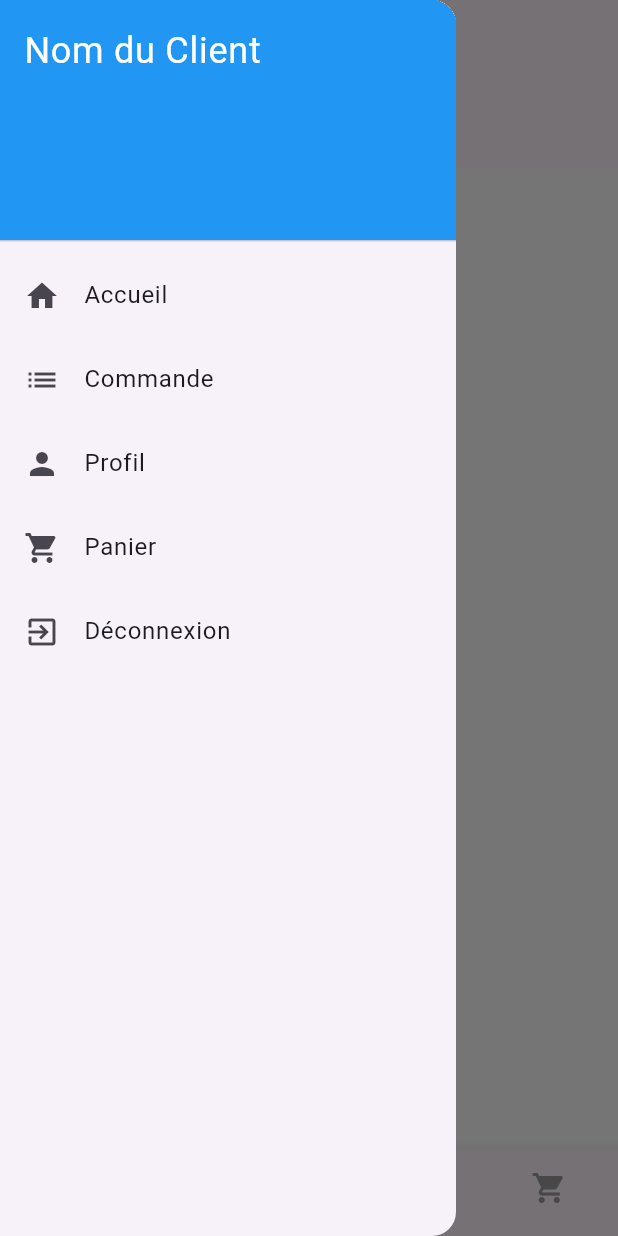
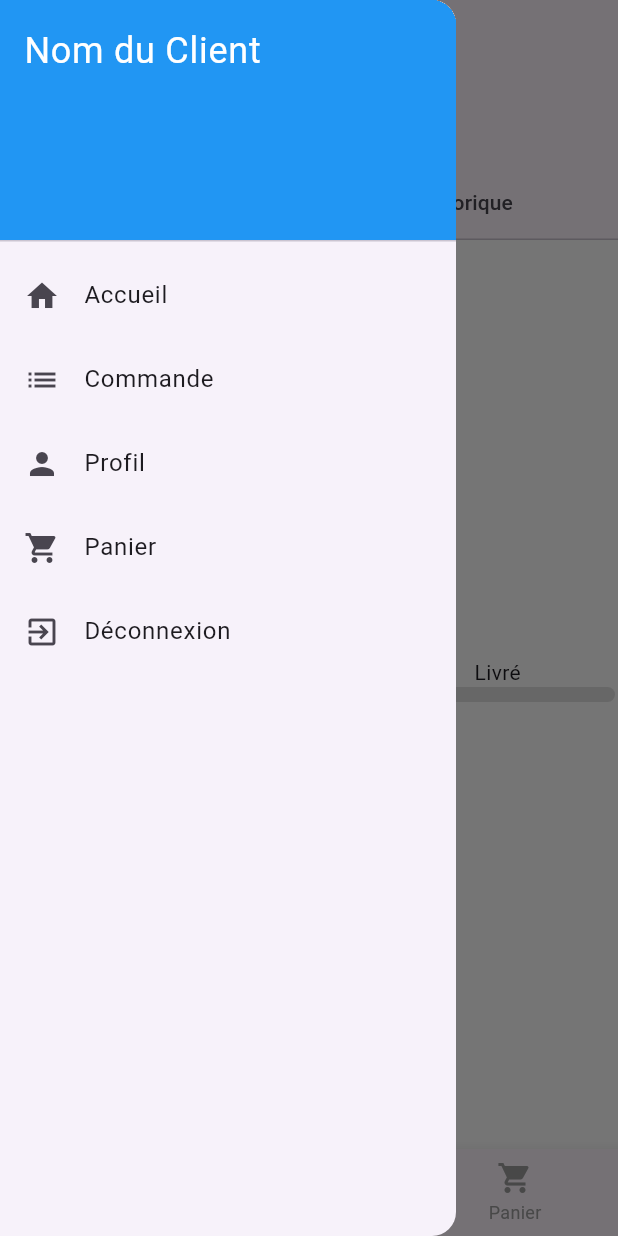
Before and after one commit to O-Vite/O-Vite-monorepo, a Flutter app: the ClientMainPage screen opened directly, item 2 of the bottom bar chosen, with the side drawer open, on a phone screen of 412 x 824 dp. Run offline on Flutter 3.47's test engine with Material 3 defaults, Android fonts, the phone set to English and light mode, and no system bars; our stand-ins replace cached_network_image, carousel_slider, fl_chart, flutter_svg, shared_preferences; missing offline and left inert: jwt_decode; accounts and stored records are empty; network calls fail.

Commit message:
historique des commandes + page suivi de commande

```diff
--- a/flutter/ovite/lib/src/features/client/screens/cartScreen.dart
+++ b/flutter/ovite/lib/src/features/client/screens/cartScreen.dart
@@ -10,7 +10,10 @@ class CartScreen extends StatelessWidget {
       appBar: AppBar(
         title: Text('Votre Panier'),
       ),
-      body: ListView.builder(
+      body: Column(
+        children: [
+          Expanded(
+            child: ListView.builder(
               itemCount: cart.items.length,
               itemBuilder: (ctx, i) {
                 var cartItem = cart.items.values.toList()[i];
@@ -32,6 +35,21 @@ class CartScreen extends StatelessWidget {
                 );
               },
             ),
+          ),
+          Container(
+            padding: EdgeInsets.all(10),
+            child: ElevatedButton(
+              child: Text('Valider le Panier'),
+              onPressed: () {
+                // Logique pour valider le panier
+              },
+              style: ElevatedButton.styleFrom(
+                minimumSize: Size(double.infinity, 50), // Largeur totale
+              ),
+            ),
+          ),
+        ],
+      ),
     );
   }
 }
--- a/flutter/ovite/lib/src/features/client/screens/client_home_page.dart
+++ b/flutter/ovite/lib/src/features/client/screens/client_home_page.dart
@@ -5,6 +5,7 @@ import 'package:ovite/src/features/client/widgets/ClientHomePageContent.dart';
 import 'package:ovite/src/features/client/screens/cartScreen.dart';
 import 'package:ovite/src/shared/user_session.dart';
 import 'package:ovite/src/features/auth/login/login_page.dart';
+import 'package:ovite/src/features/client/screens/suiviCommande.dart';
 
 class ClientMainPage extends StatefulWidget {
   @override
@@ -26,6 +27,7 @@ class _ClientMainPageState extends State<ClientMainPage> {
 
   final List<Widget> _pages = [
     ClientHomePageContent(),
+    CommandesPage(),
     CartScreen(),
   ];
 
@@ -120,7 +122,6 @@ class _ClientMainPageState extends State<ClientMainPage> {
         items: [
           BottomNavigationBarItem(icon: Icon(Icons.home), label: 'Accueil'),
           BottomNavigationBarItem(icon: Icon(Icons.list), label: 'Commande'),
-          BottomNavigationBarItem(icon: Icon(Icons.person), label: 'Profil'),
           BottomNavigationBarItem(
               icon: Icon(Icons.shopping_cart), label: 'Panier'),
           // Ajoutez d'autres items ici si nécessaire
--- /dev/null
+++ b/flutter/ovite/lib/src/features/client/screens/suiviCommande.dart
@@ -0,0 +1,126 @@
+import 'package:flutter/material.dart';
+
+void main() {
+  runApp(MyApp());
+}
+
+class MyApp extends StatelessWidget {
+  @override
+  Widget build(BuildContext context) {
+    return MaterialApp(
+      title: 'Suivi des Commandes',
+      theme: ThemeData(
+        primarySwatch: Colors.blue,
+      ),
+      home: CommandesPage(),
+    );
+  }
+}
+
+class CommandesPage extends StatelessWidget {
+  @override
+  Widget build(BuildContext context) {
+    return DefaultTabController(
+      length: 2,
+      child: Scaffold(
+        appBar: AppBar(
+          title: Text('Suivi des Commandes'),
+          bottom: TabBar(
+            tabs: [
+              Tab(text: 'Suivi'),
+              Tab(text: 'Historique'),
+            ],
+          ),
+        ),
+        body: TabBarView(
+          children: [
+            SuiviCommandesWidget(),
+            HistoriqueCommandesWidget(),
+          ],
+        ),
+      ),
+    );
+  }
+}
+
+class SuiviCommandesWidget extends StatefulWidget {
+  @override
+  _SuiviCommandesWidgetState createState() => _SuiviCommandesWidgetState();
+}
+
+class _SuiviCommandesWidgetState extends State<SuiviCommandesWidget> {
+  int _currentStep = 0;
+
+  @override
+  void initState() {
+    super.initState();
+  }
+
+  @override
+  Widget build(BuildContext context) {
+    return Center(
+      child: Column(
+        mainAxisAlignment: MainAxisAlignment.center,
+        children: [
+          Row(
+            mainAxisAlignment: MainAxisAlignment.spaceEvenly,
+            children: const [
+              Text('Chargement'),
+              Text('Départ'),
+              Text('Livré'),
+            ],
+          ),
+          StepProgressIndicator(
+            totalSteps: 3,
+            currentStep: _currentStep,
+            selectedColor: Colors.blue,
+            unselectedColor: Colors.grey[300]!,
+          ),
+          SizedBox(height: 20),
+        ],
+      ),
+    );
+  }
+}
+
+class StepProgressIndicator extends StatelessWidget {
+  final int totalSteps;
+  final int currentStep;
+  final Color selectedColor;
+  final Color unselectedColor;
+
+  StepProgressIndicator({
+    required this.totalSteps,
+    required this.currentStep,
+    required this.selectedColor,
+    required this.unselectedColor,
+  });
+
+  @override
+  Widget build(BuildContext context) {
+    return Row(
+      children: List.generate(
+        totalSteps,
+        (index) => Expanded(
+          child: Container(
+            height: 10,
+            margin: EdgeInsets.symmetric(horizontal: 2),
+            decoration: BoxDecoration(
+              color: index <= currentStep ? selectedColor : unselectedColor,
+              borderRadius: BorderRadius.circular(5),
+            ),
+          ),
+        ),
+      ),
+    );
+  }
+}
+
+class HistoriqueCommandesWidget extends StatelessWidget {
+  @override
+  Widget build(BuildContext context) {
+    return Center(
+      child: Text('Contenu de l\'historque des commandes'),
+    );
+  }
+}
```
Lines whose indentation alone changed are shown as unchanged.
